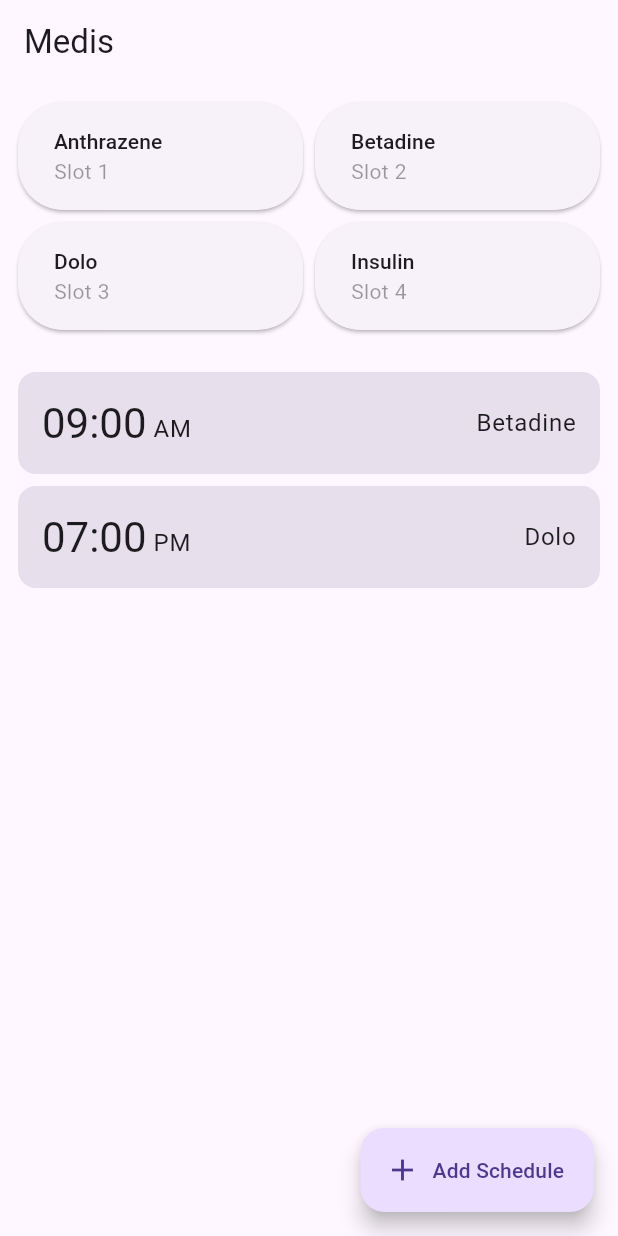
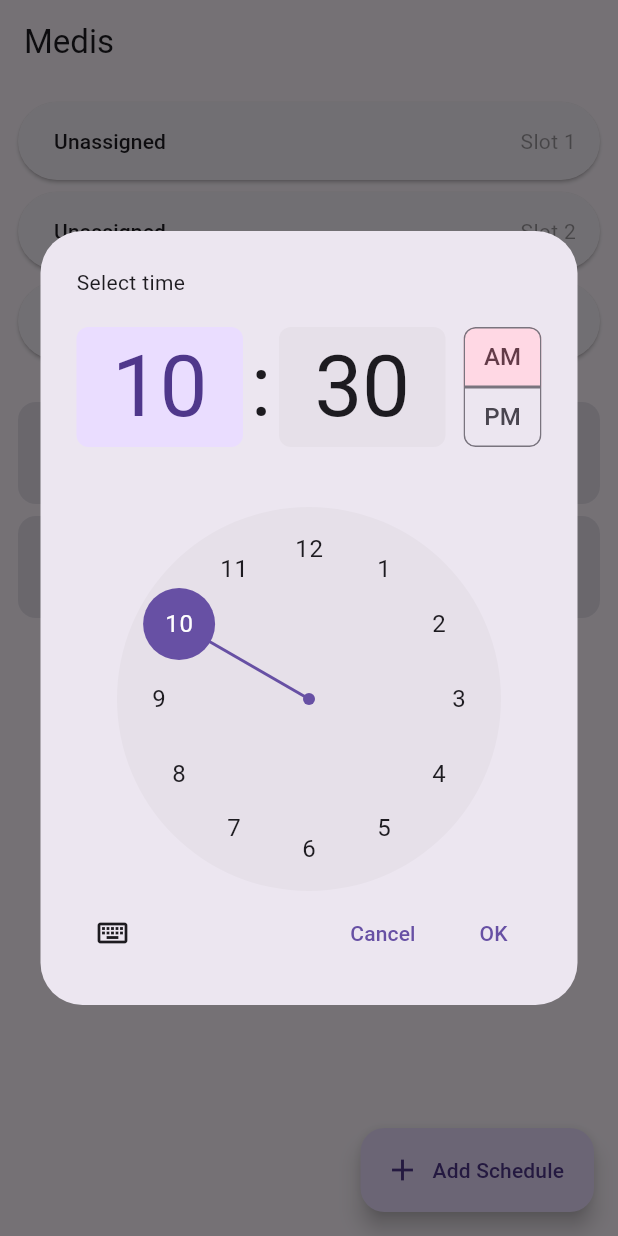
Before and after one commit to sudormrfbin/medis, a Flutter app: the screen it shows after launch, after a tap on "Add Schedule", on a phone screen of 412 x 824 dp. Run offline on Flutter 3.47's test engine with Material 2 defaults, Android fonts, the phone set to English and light mode, and no system bars; our stand-ins replace floor, flutter_riverpod, sqflite; accounts and stored records are empty; generated files the repository leaves out were written again.

Commit message:
Add database code

```diff
--- /dev/null
+++ b/lib/database.dart
@@ -0,0 +1,86 @@
+import 'package:flutter/material.dart';
+import 'package:floor/floor.dart';
+import 'dart:async';
+import 'package:sqflite/sqflite.dart' as sqflite;
+import 'package:flutter_riverpod/flutter_riverpod.dart';
+
+part 'database.g.dart';
+
+final databaseProvider = Provider<MedisDatabase>((ref) => throw UnimplementedError());
+
+StreamProvider<List<Slot>> slotsProvider = StreamProvider((ref) {
+  final database = ref.watch(databaseProvider);
+  return database.slotDao.getAllSlots();
+});
+
+StreamProvider<List<Schedule>> schedulesProvider = StreamProvider((ref) {
+  final database = ref.watch(databaseProvider);
+  return database.scheduleDao.getAllSchedules();
+});
+
+class TimeOfDayConverter extends TypeConverter<TimeOfDay, int> {
+  @override
+  TimeOfDay decode(int databaseValue) {
+    final hour = databaseValue ~/ 60;
+    final minute = databaseValue % 60;
+    return TimeOfDay(hour: hour, minute: minute);
+  }
+
+  @override
+  int encode(TimeOfDay value) {
+    return value.hour * 60 + value.minute;
+  }
+}
+
+@entity
+class Slot {
+  @primaryKey
+  final int id;
+  final String name;
+
+  Slot(this.id, this.name);
+}
+
+@entity
+class Schedule {
+  @PrimaryKey(autoGenerate: true)
+  int? id;
+  final int slotId;
+  final TimeOfDay time;
+
+  Schedule(this.slotId, this.time);
+}
+
+@TypeConverters([TimeOfDayConverter])
+@Database(version: 1, entities: [Slot, Schedule])
+abstract class MedisDatabase extends FloorDatabase {
+  SlotDao get slotDao;
+  ScheduleDao get scheduleDao;
+}
+
+@dao
+abstract class SlotDao {
+  @Query('SELECT * FROM Slot')
+  Stream<List<Slot>> getAllSlots();
+
+  @Query('SELECT * FROM Slot WHERE id = :id')
+  Future<Slot?> getSlotById(int id);
+
+  @insert
+  Future<void> insertSlot(Slot slot);
+
+  @update
+  Future<void> updateSlot(Slot slot);
+}
+
+@dao
+abstract class ScheduleDao {
+  @Query('SELECT * FROM Schedule')
+  Stream<List<Schedule>> getAllSchedules();
+
+  @Query('SELECT * FROM Schedule WHERE id = :id')
+  Future<Schedule?> getScheduleById(int id);
+
+  @insert
+  Future<void> insertSchedule(Schedule schedule);
+}
--- a/lib/main.dart
+++ b/lib/main.dart
@@ -1,14 +1,23 @@
 import 'package:flutter/material.dart';
 import 'package:flutter_riverpod/flutter_riverpod.dart';
 
+import 'database.dart';
 import 'pages/main.dart';
 
 void main() async {
-  runApp(const ProviderScope(child: PalmApp()));
+  WidgetsFlutterBinding.ensureInitialized();
+  final database =
+      await $FloorMedisDatabase.databaseBuilder('medis.db').build();
+  runApp(ProviderScope(
+    overrides: [
+      databaseProvider.overrideWithValue(database),
+    ],
+    child: const MedisApp(),
+  ));
 }
 
-class PalmApp extends StatelessWidget {
-  const PalmApp({super.key});
+class MedisApp extends StatelessWidget {
+  const MedisApp({super.key});
 
   @override
   Widget build(BuildContext context) {
@@ -20,11 +29,21 @@ class PalmApp extends StatelessWidget {
         appBar: AppBar(
           title: const Text('Medis'),
         ),
-        floatingActionButton: FloatingActionButton.extended(
-          label: const Text('Add Schedule'),
-          onPressed: () => {},
-          icon: const Icon(Icons.add),
-        ),
+        floatingActionButton: Builder(builder: (context) {
+          return FloatingActionButton.extended(
+            label: const Text('Add Schedule'),
+            onPressed: () async {
+              final time = await showTimePicker(
+                context: context,
+                initialTime: TimeOfDay.now(),
+              );
+              if (time != null) {
+                schedules.add(Schedule(1, time));
+              }
+            },
+            icon: const Icon(Icons.add),
+          );
+        }),
         body: const Padding(
           padding: EdgeInsets.all(8),
           child: MainPage(),
--- a/lib/pages/main.dart
+++ b/lib/pages/main.dart
@@ -1,4 +1,8 @@
 import 'package:flutter/material.dart';
+import 'package:flutter_riverpod/flutter_riverpod.dart';
+import 'package:medis/util.dart';
+
+import '../database.dart';
 
 String dayIntToString(int day) {
   switch (day) {
@@ -21,20 +25,6 @@ String dayIntToString(int day) {
   throw 'Invalid date int';
 }
 
-class Slot {
-  final int id;
-  final String name;
-
-  Slot(this.id, this.name);
-}
-
-class Schedule {
-  final int slotId;
-  final TimeOfDay time;
-
-  Schedule(this.slotId, this.time);
-}
-
 final slots = [
   Slot(1, 'Anthrazene'),
   Slot(2, 'Betadine'),
@@ -47,23 +37,29 @@ final schedules = [
   Schedule(2, const TimeOfDay(hour: 19, minute: 0)),
 ];
 
-class MainPage extends StatelessWidget {
+class MainPage extends ConsumerStatefulWidget {
   const MainPage({super.key});
 
   @override
+  ConsumerState<MainPage> createState() => _MainPageState();
+}
+
+class _MainPageState extends ConsumerState<MainPage> {
+  @override
   Widget build(BuildContext context) {
-    return Column(crossAxisAlignment: CrossAxisAlignment.stretch, children: [
-      Row(children: [
-        buildPillCard(context, slots[0]),
-        buildPillCard(context, slots[1]),
-      ]),
-      Row(children: [
-        buildPillCard(context, slots[2]),
-        buildPillCard(context, slots[3]),
-      ]),
-      const SizedBox(height: 20),
-      for (final schedule in schedules) buildScheduleTile(context, schedule),
-    ]);
+    final slots = ref.watch(slotsProvider);
+    return slots.when(error: (error, stack) {
+      return Center(child: Text(error.toString()));
+    }, loading: () {
+      return const Center(child: CircularProgressIndicator());
+    }, data: (slots) {
+      return Column(crossAxisAlignment: CrossAxisAlignment.stretch, children: [
+        for (int i = 0; i <= 2; i++)
+          buildPillCard(context, slots.get(i), i + 1),
+        const SizedBox(height: 20),
+        for (final schedule in schedules) buildScheduleTile(context, schedule),
+      ]);
+    });
   }
 
   Widget buildScheduleTile(
@@ -102,13 +98,11 @@ class MainPage extends StatelessWidget {
     );
   }
 
-  Widget buildPillCard(BuildContext context, Slot slot) {
-    return Expanded(
-      child: buildCard(
-        context,
-        title: slot.name,
-        subtitle: 'Slot ${slot.id.toString()}',
-      ),
+  Widget buildPillCard(BuildContext context, Slot? slot, int id) {
+    return buildCard(
+      context,
+      title: slot?.name ?? 'Unassigned',
+      subtitle: 'Slot $id',
     );
   }
 
@@ -122,10 +116,10 @@ class MainPage extends StatelessWidget {
       shape: RoundedRectangleBorder(borderRadius: BorderRadius.circular(30)),
       child: Padding(
         padding: const EdgeInsets.all(16.0).copyWith(left: 24),
-        child: Column(
-          crossAxisAlignment: CrossAxisAlignment.stretch,
+        child: Row(
           children: [
             Text(title, style: theme.textTheme.titleSmall),
+            const Spacer(),
             Text(
               subtitle,
               style: TextStyle(color: theme.disabledColor),
--- /dev/null
+++ b/lib/util.dart
@@ -0,0 +1,9 @@
+extension SafeLookup<E> on List<E> {
+  E? get(int index) {
+    try {
+      return this[index];
+    } on RangeError {
+      return null;
+    }
+  }
+}
--- a/pubspec.yaml
+++ b/pubspec.yaml
@@ -37,6 +37,8 @@ dependencies:
   cupertino_icons: ^1.0.2
   flutter_riverpod: ^2.3.5
   riverpod_annotation: ^2.1.0
+  floor: ^1.4.0
+  sqflite: ^2.2.8+4
 
 dev_dependencies:
   flutter_test:
@@ -52,6 +54,7 @@ dev_dependencies:
   riverpod_lint: ^1.3.0
   build_runner: ^2.3.3
   riverpod_generator: ^2.2.0
+  floor_generator: ^1.4.0
 
 # For information on the generic Dart part of this file, see the
 # following page: https://dart.dev/tools/pub/pubspec
```
Also changed, not shown: lib/database.g.dart (added), pubspec.lock, 1 other file.
